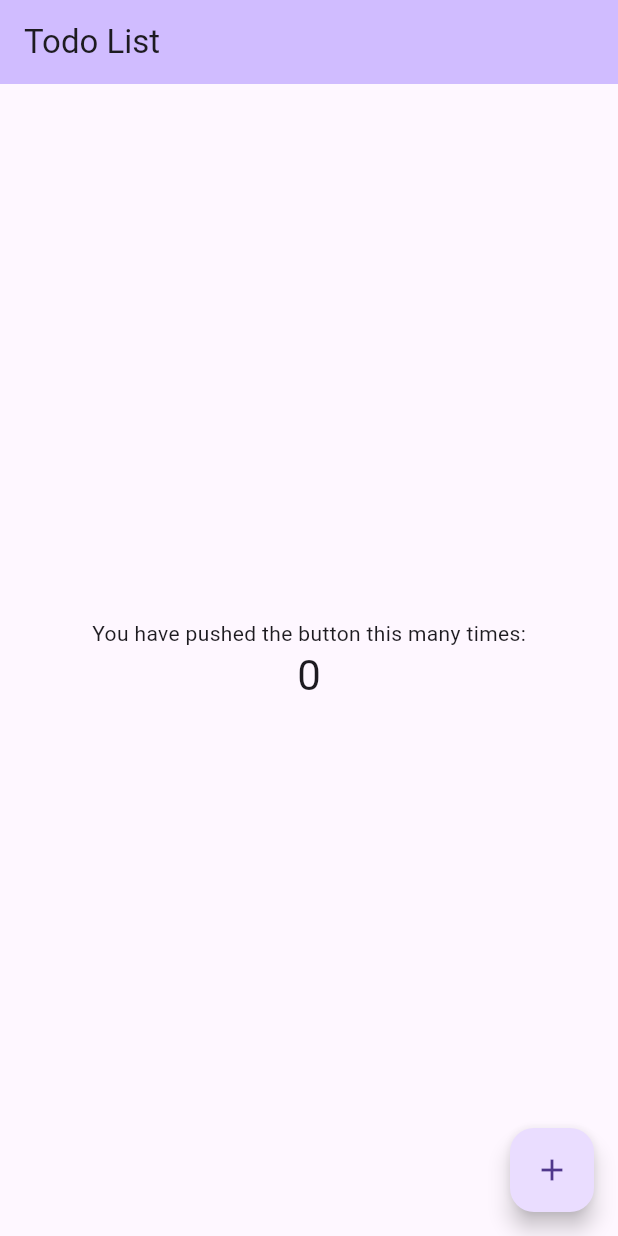
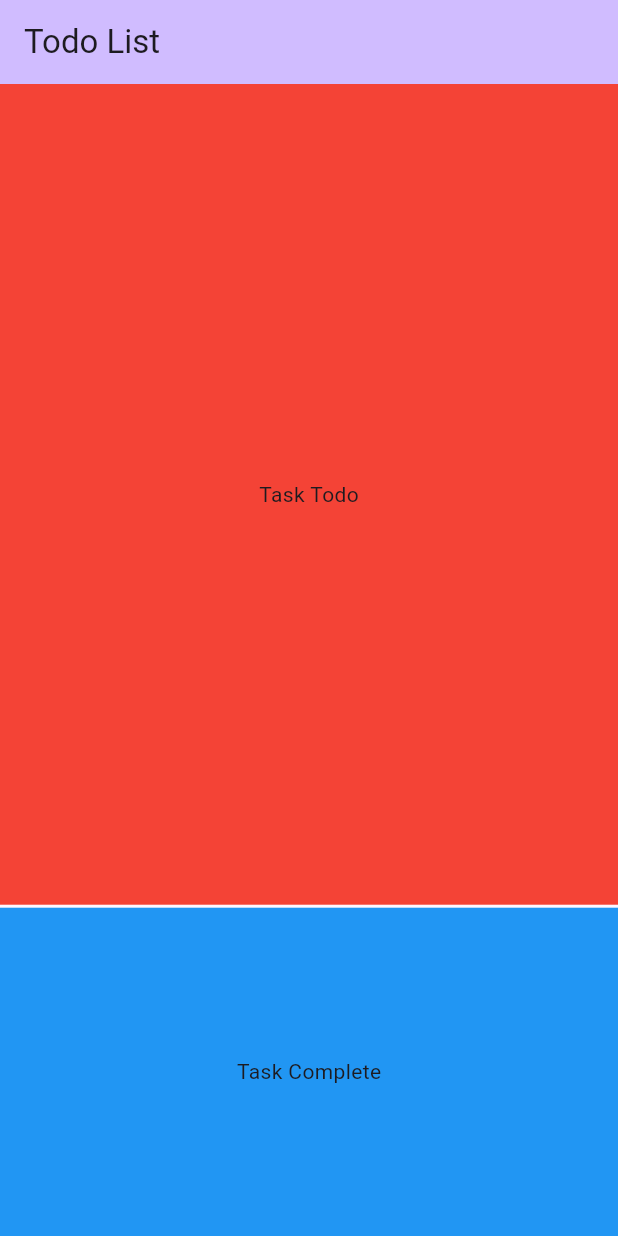
Before and after one commit to csukmacodes/csproject.todo, a Flutter app: the screen it shows after launch, on a phone screen of 412 x 824 dp. Run offline on Flutter 3.47's test engine with Material 3 defaults, Android fonts, the phone set to English and light mode, and no system bars.

Commit message:
responsive layout

```diff
--- a/lib/utils/constant.dart
+++ b/lib/utils/constant.dart
@@ -2,3 +2,8 @@
 /// email : csukma.codes@gmail.com
 /// date : Feb 14, 2024 08:41:36
 /// project : todo
+
+class Breakpoint {
+  static const double desktop = 900;
+  static const double tablet = 600;
+}
--- a/lib/views/task_screen.dart
+++ b/lib/views/task_screen.dart
@@ -1,6 +1,7 @@
 import 'package:flutter/material.dart';
-import 'package:provider/provider.dart';
-import 'package:todo/controllers/task_controller.dart';
+import 'package:todo/views/widget/task_complete.dart';
+import 'package:todo/views/widget/task_responsive.dart';
+import 'package:todo/views/widget/task_todo.dart';
 
 /// created by : candra
 /// email : csukma.codes@gmail.com
@@ -20,30 +21,16 @@ class _TaskScreenState extends State<TaskScreen> {
   @override
   Widget build(BuildContext context) {
     return Scaffold(
-      appBar: AppBar(
-        backgroundColor: Theme.of(context).colorScheme.inversePrimary,
-        title: Text(widget.title),
-      ),
-      body: Center(
-        child:
-        Column(
-          mainAxisAlignment: MainAxisAlignment.center,
-          children: <Widget>[
-            const Text(
-              'You have pushed the button this many times:',
-            ),
-            Text(
-              '${context.watch<TaskController>().count}',
-              style: Theme.of(context).textTheme.headlineMedium,
-            ),
-          ],
+        appBar: AppBar(
+          backgroundColor: Theme.of(context).colorScheme.inversePrimary,
+          title: Text(widget.title),
         ),
-      ),
-      floatingActionButton: FloatingActionButton(
-        onPressed: context.read<TaskController>().increment,
-        tooltip: 'Increment',
-        child: const Icon(Icons.add),
-      ),
-    );
+        body: const TaskResponsive(
+          startContent: TaskTodo(),
+          spacing: 2,
+          startFlex: 5,
+          endFlex: 2,
+          endContent: TaskComplete(),
+        ));
   }
 }
--- a/lib/views/widget/task_complete.dart
+++ b/lib/views/widget/task_complete.dart
@@ -1,4 +1,21 @@
+import 'package:flutter/material.dart';
+
 /// created by : candra
 /// email : csukma.codes@gmail.com
 /// date : Feb 14, 2024 14:46:37
 /// project : todo
+
+class TaskComplete extends StatelessWidget {
+  const TaskComplete({super.key});
+
+  @override
+  Widget build(BuildContext context) {
+    return Container(
+        color: Colors.blue,
+        width: double.infinity,
+        height: double.infinity,
+        child: Center(
+          child: Text('Task Complete'),
+        ));
+  }
+}
--- a/lib/views/widget/task_item.dart
+++ b/lib/views/widget/task_item.dart
@@ -1,4 +1,17 @@
+import 'package:flutter/material.dart';
+
 /// created by : candra
 /// email : csukma.codes@gmail.com
 /// date : Feb 14, 2024 08:40:53
 /// project : todo
+
+class TaskItem extends StatelessWidget {
+  const TaskItem({super.key, this.isDone = false});
+
+  final bool isDone;
+
+  @override
+  Widget build(BuildContext context) {
+    return const Placeholder();
+  }
+}
--- /dev/null
+++ b/lib/views/widget/task_responsive.dart
@@ -0,0 +1,67 @@
+import 'package:flutter/material.dart';
+import 'package:todo/utils/constant.dart';
+
+/// created by : candra
+/// email : csukma.codes@gmail.com
+/// date : Feb 17, 2024 22:28:39
+/// project : todo
+
+class TaskResponsive extends StatelessWidget {
+  const TaskResponsive({
+    super.key,
+    required this.startContent,
+    this.endContent,
+    this.startFlex = 1,
+    this.endFlex = 1,
+    this.breakpoint = Breakpoint.tablet,
+    required this.spacing,
+    this.rowMainAxisAlignment = MainAxisAlignment.start,
+    this.rowCrossAxisAlignment = CrossAxisAlignment.start,
+    this.columnMainAxisAlignment = MainAxisAlignment.start,
+    this.columnCrossAxisAlignment = CrossAxisAlignment.stretch,
+  });
+
+  final Widget startContent;
+  final Widget? endContent;
+  final int startFlex;
+  final int endFlex;
+  final double breakpoint;
+  final double spacing;
+  final MainAxisAlignment rowMainAxisAlignment;
+  final CrossAxisAlignment rowCrossAxisAlignment;
+  final MainAxisAlignment columnMainAxisAlignment;
+  final CrossAxisAlignment columnCrossAxisAlignment;
+
+  @override
+  Widget build(BuildContext context) {
+    return LayoutBuilder(builder: (context, constraints) {
+      if (constraints.maxWidth >= breakpoint) {
+        return Row(
+          mainAxisAlignment: rowMainAxisAlignment,
+          crossAxisAlignment: rowCrossAxisAlignment,
+          mainAxisSize: MainAxisSize.max,
+          children: [
+            Expanded(flex: startFlex, child: startContent),
+            SizedBox(width: spacing),
+            endContent != null
+                ? Expanded(flex: endFlex, child: endContent!)
+                : Container(),
+          ],
+        );
+      } else {
+        return Column(
+          mainAxisSize: MainAxisSize.max,
+          mainAxisAlignment: columnMainAxisAlignment,
+          crossAxisAlignment: columnCrossAxisAlignment,
+          children: [
+            Expanded(flex: startFlex, child: startContent),
+            SizedBox(height: spacing),
+            endContent != null
+                ? Expanded(flex: endFlex, child: endContent!)
+                : Container(),
+          ],
+        );
+      }
+    });
+  }
+}
--- a/lib/views/widget/task_todo.dart
+++ b/lib/views/widget/task_todo.dart
@@ -1,4 +1,21 @@
+import 'package:flutter/material.dart';
+
 /// created by : candra
 /// email : csukma.codes@gmail.com
 /// date : Feb 14, 2024 15:09:41
 /// project : todo
+
+class TaskTodo extends StatelessWidget {
+  const TaskTodo({super.key});
+
+  @override
+  Widget build(BuildContext context) {
+    return Container(
+      width: double.infinity,
+      color: Colors.red,
+      height: double.infinity,
+      child: Center(
+        child:Text('Task Todo')),
+    );
+  }
+}
```
